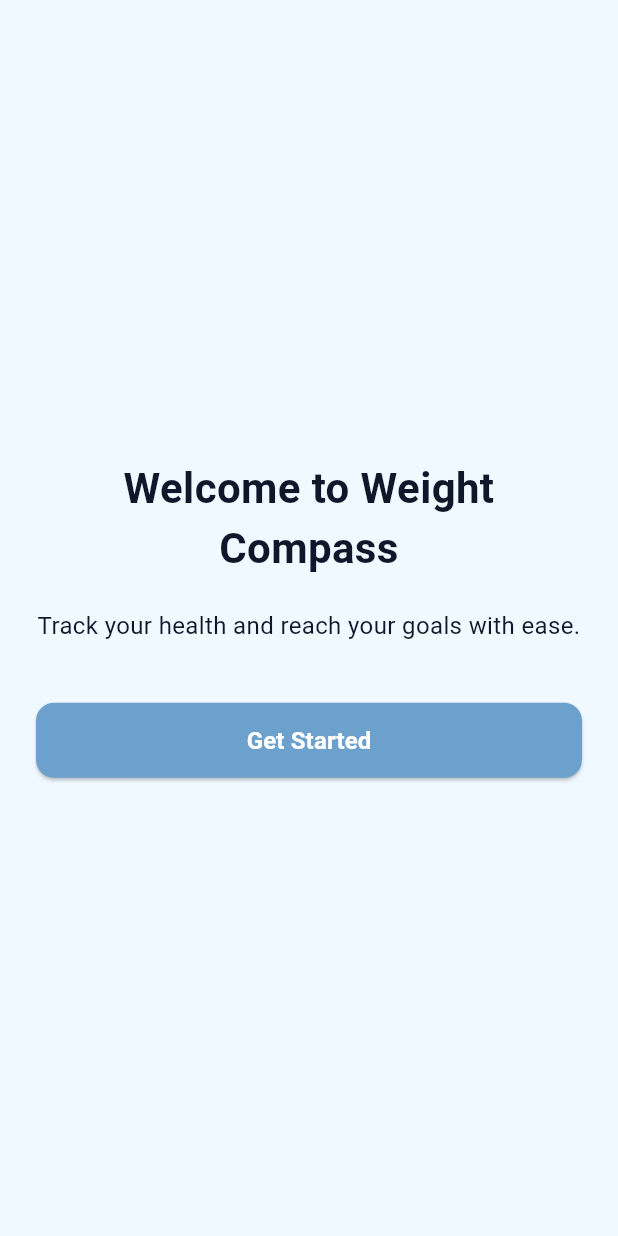
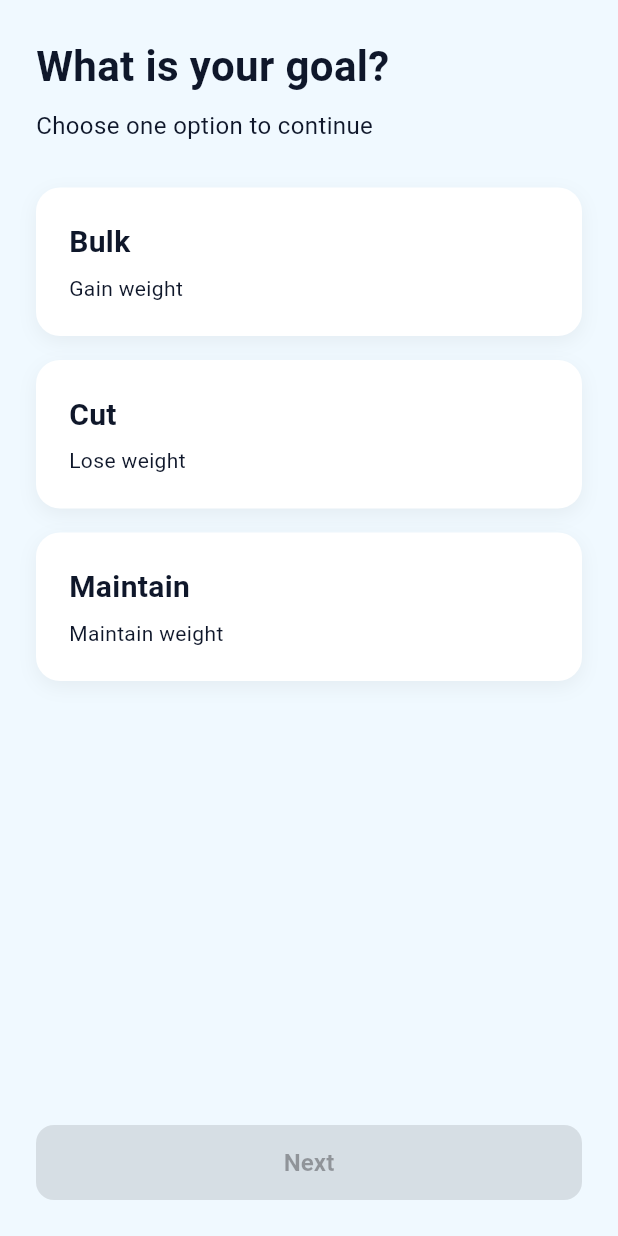
Before and after one commit to Zuharong/weight-compass, a Flutter app: the screen it shows after launch, after a tap on "Get Started", on a phone screen of 412 x 824 dp. Run offline on Flutter 3.47's test engine with Material 3 defaults, Android fonts, the phone set to English and light mode, and no system bars.

Commit message:
add goal selection page

```diff
--- /dev/null
+++ b/weightcompass/lib/pages/goal_selection_page.dart
@@ -0,0 +1,151 @@
+import 'package:flutter/material.dart';
+
+class GoalSelectionPage extends StatefulWidget {
+  const GoalSelectionPage({super.key});
+
+  @override
+  State<GoalSelectionPage> createState() => _GoalSelectionPageState();
+}
+
+class _GoalSelectionPageState extends State<GoalSelectionPage> {
+  static const Color textColor = Color(0xFF0F172A);
+  static const Color backgroundColor = Color(0xFFF0F9FF);
+  static const Color buttonColor = Color(0xFF6CA1CE);
+
+  String? selectedGoal;
+
+  void selectGoal(String goal) {
+    setState(() {
+      selectedGoal = goal;
+    });
+  }
+
+  Widget goalCard({
+    required String title,
+    required String subtitle,
+  }) {
+    final bool isSelected = selectedGoal == title;
+
+    return GestureDetector(
+      onTap: () => selectGoal(title),
+      child: Container(
+        width: double.infinity,
+        padding: const EdgeInsets.all(20),
+        margin: const EdgeInsets.only(bottom: 16),
+        decoration: BoxDecoration(
+          color: Colors.white,
+          borderRadius: BorderRadius.circular(16),
+          border: Border.all(
+            color: isSelected ? buttonColor : Colors.transparent,
+            width: 2,
+          ),
+          boxShadow: [
+            BoxShadow(
+              color: Colors.black.withOpacity(0.05),
+              blurRadius: 10,
+              offset: const Offset(0, 4),
+            ),
+          ],
+        ),
+        child: Column(
+          crossAxisAlignment: CrossAxisAlignment.start,
+          children: [
+            Text(
+              title,
+              style: const TextStyle(
+                fontSize: 20,
+                fontWeight: FontWeight.bold,
+                color: textColor,
+              ),
+            ),
+            const SizedBox(height: 6),
+            Text(
+              subtitle,
+              style: const TextStyle(
+                fontSize: 14,
+                color: textColor,
+              ),
+            ),
+          ],
+        ),
+      ),
+    );
+  }
+
+  @override
+  Widget build(BuildContext context) {
+    return Scaffold(
+      backgroundColor: backgroundColor,
+      body: SafeArea(
+        child: Padding(
+          padding: const EdgeInsets.all(24.0),
+          child: Column(
+            crossAxisAlignment: CrossAxisAlignment.start,
+            children: [
+              const Text(
+                'What is your goal?',
+                style: TextStyle(
+                  fontSize: 28,
+                  fontWeight: FontWeight.bold,
+                  color: textColor,
+                ),
+              ),
+              const SizedBox(height: 8),
+              const Text(
+                'Choose one option to continue',
+                style: TextStyle(
+                  fontSize: 16,
+                  color: textColor,
+                ),
+              ),
+              const SizedBox(height: 30),
+
+              goalCard(
+                title: 'Bulk',
+                subtitle: 'Gain weight',
+              ),
+              goalCard(
+                title: 'Cut',
+                subtitle: 'Lose weight',
+              ),
+              goalCard(
+                title: 'Maintain',
+                subtitle: 'Maintain weight',
+              ),
+
+              const Spacer(),
+
+              SizedBox(
+                width: double.infinity,
+                height: 50,
+                child: ElevatedButton(
+                  style: ElevatedButton.styleFrom(
+                    backgroundColor: selectedGoal == null
+                        ? Colors.grey
+                        : buttonColor,
+                    foregroundColor: Colors.white,
+                    shape: RoundedRectangleBorder(
+                      borderRadius: BorderRadius.circular(12),
+                    ),
+                  ),
+                  onPressed: selectedGoal == null
+                      ? null
+                      : () {
+                          // Navigate to next page later
+                        },
+                  child: const Text(
+                    'Next',
+                    style: TextStyle(
+                      fontSize: 16,
+                      fontWeight: FontWeight.w600,
+                    ),
+                  ),
+                ),
+              ),
+            ],
+          ),
+        ),
+      ),
+    );
+  }
+}
--- a/weightcompass/lib/pages/welcome_page.dart
+++ b/weightcompass/lib/pages/welcome_page.dart
@@ -1,4 +1,5 @@
 import 'package:flutter/material.dart';
+import 'goal_selection_page.dart';
 
 class WelcomePage extends StatelessWidget {
   const WelcomePage({super.key});
@@ -54,7 +55,12 @@ class WelcomePage extends StatelessWidget {
                       ),
                     ),
                     onPressed: () {
-                      // button
+                      Navigator.push(
+                        context,
+                        MaterialPageRoute(
+                          builder: (context) => const GoalSelectionPage(),
+                        ),
+                      );
                     },
                     child: const Text(
                       'Get Started',
```
